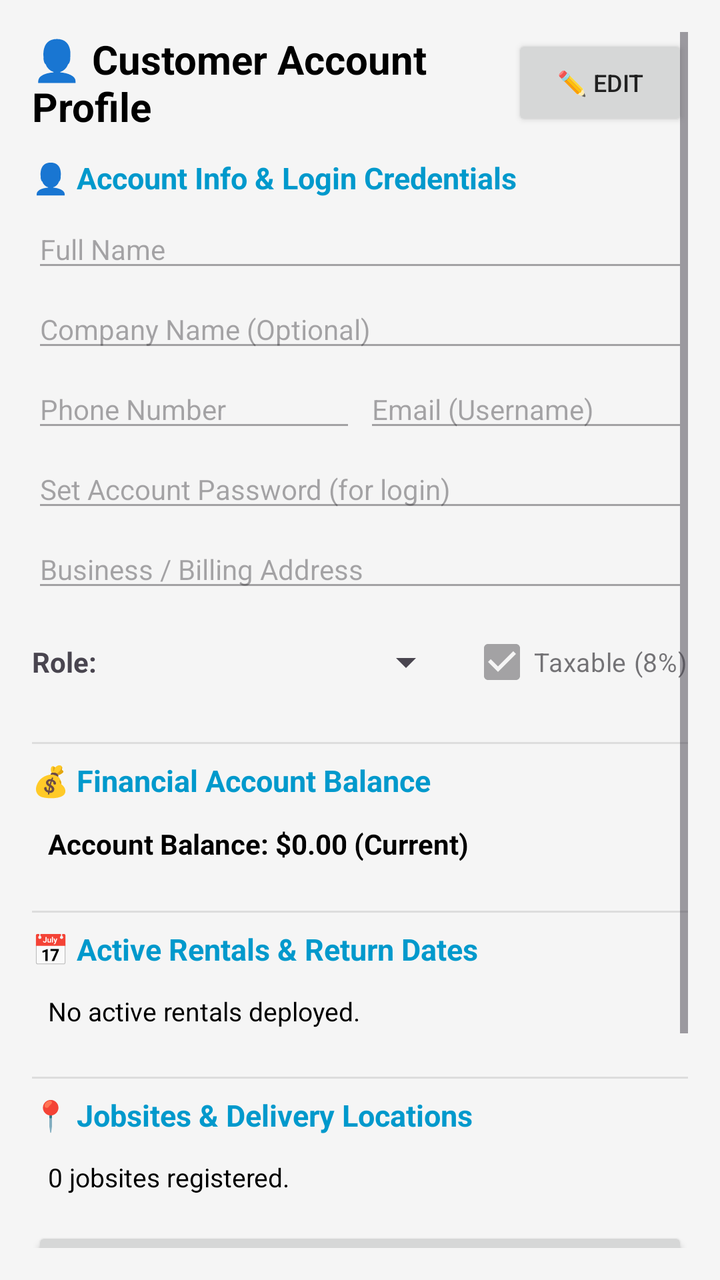
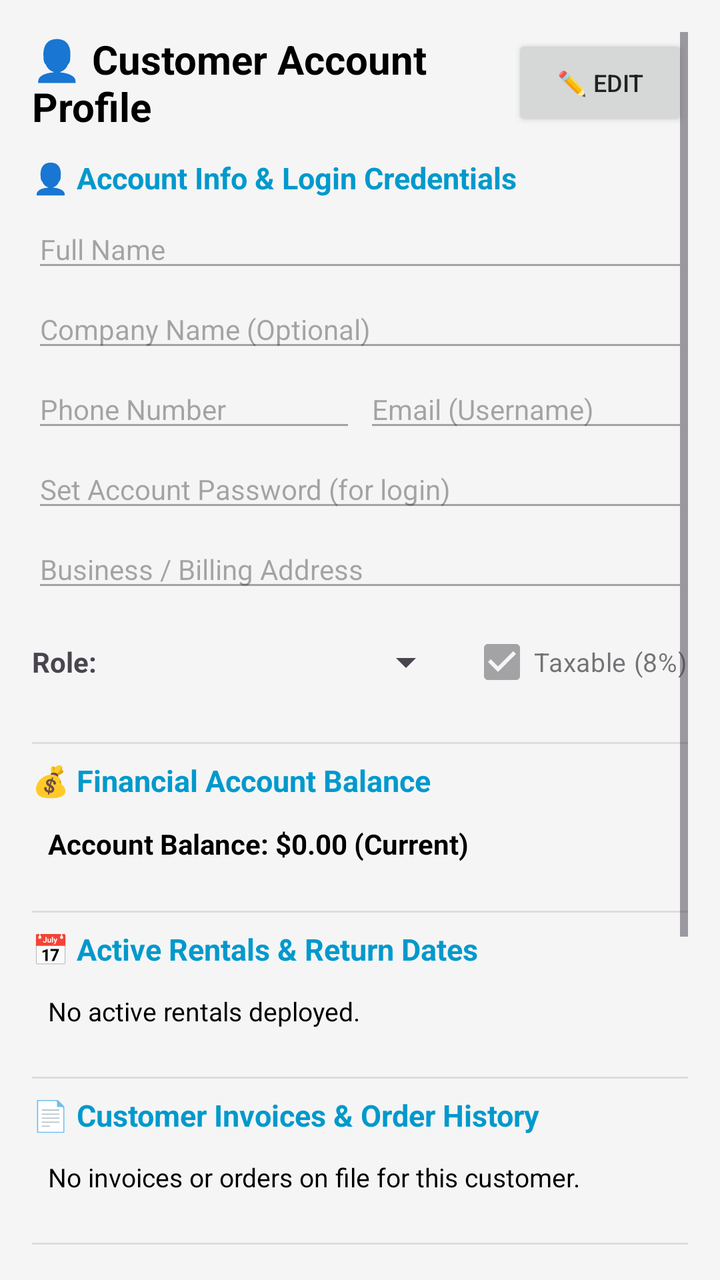

Compare the two renders of this Android layout. The source of the first and the diff that turns it into the second are given below.
<!-- AndroidManifest.xml: application theme Theme.SecureAFenceAdministrator -->
<!-- res/layout/dialog_customer_details.xml -->
<?xml version="1.0" encoding="utf-8"?>
<ScrollView xmlns:android="http://schemas.android.com/apk/res/android"
    android:layout_width="match_parent"
    android:layout_height="wrap_content"
    android:padding="16dp">

    <LinearLayout
        android:layout_width="match_parent"
        android:layout_height="wrap_content"
        android:orientation="vertical">

        
        <LinearLayout
            android:layout_width="match_parent"
            android:layout_height="wrap_content"
            android:orientation="horizontal"
            android:gravity="center_vertical"
            android:layout_marginBottom="12dp">

            <TextView
                android:id="@+id/tvCustomerDialogTitle"
                android:layout_width="0dp"
                android:layout_height="wrap_content"
                android:layout_weight="1"
                android:text="👤 Customer Account Profile"
                android:textSize="20sp"
                android:textStyle="bold"
                android:textColor="@android:color/black"/>

            <Button
                android:id="@+id/btnEnableCustomerEditing"
                android:layout_width="wrap_content"
                android:layout_height="wrap_content"
                android:text="✏️ Edit"
                android:textSize="12sp"/>
        </LinearLayout>

        
        <TextView
            android:layout_width="match_parent"
            android:layout_height="wrap_content"
            android:text="👤 Account Info &amp; Login Credentials"
            android:textSize="15sp"
            android:textStyle="bold"
            android:textColor="@android:color/holo_blue_dark"
            android:layout_marginBottom="6dp"/>

        <EditText
            android:id="@+id/etCustomerName"
            android:layout_width="match_parent"
            android:layout_height="wrap_content"
            android:hint="Full Name"
            android:inputType="textPersonName"
            android:textSize="14sp"
            android:enabled="false"
            android:layout_marginBottom="4dp"/>

        <EditText
            android:id="@+id/etCustomerCompany"
            android:layout_width="match_parent"
            android:layout_height="wrap_content"
            android:hint="Company Name (Optional)"
            android:inputType="text"
            android:textSize="14sp"
            android:enabled="false"
            android:layout_marginBottom="4dp"/>

        <LinearLayout
            android:layout_width="match_parent"
            android:layout_height="wrap_content"
            android:orientation="horizontal"
            android:layout_marginBottom="4dp">

            <EditText
                android:id="@+id/etCustomerPhone"
                android:layout_width="0dp"
                android:layout_height="wrap_content"
                android:layout_weight="1"
                android:hint="Phone Number"
                android:inputType="phone"
                android:textSize="14sp"
                android:enabled="false"
                android:layout_marginEnd="4dp"/>

            <EditText
                android:id="@+id/etCustomerEmail"
                android:layout_width="0dp"
                android:layout_height="wrap_content"
                android:layout_weight="1"
                android:hint="Email (Username)"
                android:inputType="textEmailAddress"
                android:textSize="14sp"
                android:enabled="false"/>
        </LinearLayout>

        <EditText
            android:id="@+id/etCustomerPassword"
            android:layout_width="match_parent"
            android:layout_height="wrap_content"
            android:hint="Set Account Password (for login)"
            android:inputType="textPassword"
            android:textSize="14sp"
            android:enabled="false"
            android:layout_marginBottom="4dp"/>

        <EditText
            android:id="@+id/etBusinessAddress"
            android:layout_width="match_parent"
            android:layout_height="wrap_content"
            android:hint="Business / Billing Address"
            android:inputType="textPostalAddress"
            android:textSize="14sp"
            android:enabled="false"
            android:layout_marginBottom="6dp"/>

        <LinearLayout
            android:layout_width="match_parent"
            android:layout_height="wrap_content"
            android:orientation="horizontal"
            android:gravity="center_vertical"
            android:layout_marginBottom="8dp">

            <TextView
                android:layout_width="wrap_content"
                android:layout_height="wrap_content"
                android:text="Role: "
                android:textSize="14sp"
                android:textStyle="bold"
                android:layout_marginEnd="4dp"/>

            <Spinner
                android:id="@+id/spCustomerRole"
                android:layout_width="0dp"
                android:layout_height="wrap_content"
                android:layout_weight="1"
                android:enabled="false"
                android:layout_marginEnd="8dp"/>

            <CheckBox
                android:id="@+id/cbCustomerTaxable"
                android:layout_width="wrap_content"
                android:layout_height="wrap_content"
                android:text="Taxable (8%)"
                android:checked="true"
                android:textSize="13sp"
                android:enabled="false"/>
        </LinearLayout>

        <View
            android:layout_width="match_parent"
            android:layout_height="1dp"
            android:background="#DDDDDD"
            android:layout_marginVertical="8dp"/>

        
        <TextView
            android:layout_width="match_parent"
            android:layout_height="wrap_content"
            android:text="💰 Financial Account Balance"
            android:textSize="15sp"
            android:textStyle="bold"
            android:textColor="@android:color/holo_blue_dark"
            android:layout_marginBottom="4dp"/>

        <TextView
            android:id="@+id/tvAccountBalance"
            android:layout_width="match_parent"
            android:layout_height="wrap_content"
            android:text="Account Balance: $0.00 (Current)"
            android:textSize="14sp"
            android:textStyle="bold"
            android:textColor="@android:color/black"
            android:background="#F5F5F5"
            android:padding="8dp"
            android:layout_marginBottom="8dp"/>

        <View
            android:layout_width="match_parent"
            android:layout_height="1dp"
            android:background="#DDDDDD"
            android:layout_marginVertical="8dp"/>

        
        <TextView
            android:layout_width="match_parent"
            android:layout_height="wrap_content"
            android:text="📅 Active Rentals &amp; Return Dates"
            android:textSize="15sp"
            android:textStyle="bold"
            android:textColor="@android:color/holo_blue_dark"
            android:layout_marginBottom="4dp"/>

        <TextView
            android:id="@+id/tvCustomerRentalsSummary"
            android:layout_width="match_parent"
            android:layout_height="wrap_content"
            android:text="No active rentals deployed."
            android:textSize="13sp"
            android:textColor="@android:color/black"
            android:background="#F5F5F5"
            android:padding="8dp"
            android:layout_marginBottom="8dp"/>

        <View
            android:layout_width="match_parent"
            android:layout_height="1dp"
            android:background="#DDDDDD"
            android:layout_marginVertical="8dp"/>

        
        <TextView
            android:layout_width="match_parent"
            android:layout_height="wrap_content"
            android:text="📍 Jobsites &amp; Delivery Locations"
            android:textSize="15sp"
            android:textStyle="bold"
            android:textColor="@android:color/holo_blue_dark"
            android:layout_marginBottom="4dp"/>

        <TextView
            android:id="@+id/tvCustomerJobsitesSummary"
            android:layout_width="match_parent"
            android:layout_height="wrap_content"
            android:text="0 jobsites registered."
            android:textSize="13sp"
            android:textColor="@android:color/black"
            android:background="#F5F5F5"
            android:padding="8dp"
            android:layout_marginBottom="8dp"/>

        <Button
            android:id="@+id/btnManageJobsites"
            android:layout_width="match_parent"
            android:layout_height="wrap_content"
            android:text="📍 Manage Customer Jobsites"
            android:textSize="12sp"
            android:layout_marginBottom="12dp"/>

        
        <Button
            android:id="@+id/btnSaveCustomerChanges"
            android:layout_width="match_parent"
            android:layout_height="wrap_content"
            android:text="💾 Save Customer Profile Changes"
            android:textStyle="bold"
            android:textSize="13sp"
            android:enabled="false"
            android:layout_marginBottom="8dp"/>

        <Button
            android:id="@+id/btnDeleteCustomer"
            android:layout_width="match_parent"
            android:layout_height="wrap_content"
            android:text="🗑️ Delete Customer Account"
            android:textColor="@android:color/white"
            android:backgroundTint="@android:color/holo_red_dark"
            android:textSize="12sp"/>

    </LinearLayout>
</ScrollView>
<!-- resources referenced by this layout -->
<resources>
  <style name="Theme.SecureAFenceAdministrator" parent="Theme.Material3.Light.NoActionBar">
          <item name="colorPrimary">@color/primary_blue</item>
          <item name="android:textColorPrimary">@color/text_dark</item>
          <item name="android:windowBackground">@color/background_light</item>
      </style>
  <color name="primary_blue">#FF0D47A1</color>
  <color name="text_dark">#FF212121</color>
  <color name="background_light">#FFF5F5F5</color>
</resources>

<!-- the commit's change to res/layout/dialog_customer_details.xml (unified diff, before → after) -->
@@ -211,6 +211,40 @@
         <TextView
             android:layout_width="match_parent"
             android:layout_height="wrap_content"
+            android:text="📄 Customer Invoices &amp; Order History"
+            android:textSize="15sp"
+            android:textStyle="bold"
+            android:textColor="@android:color/holo_blue_dark"
+            android:layout_marginBottom="4dp"/>
+
+        <LinearLayout
+            android:id="@+id/llCustomerInvoicesContainer"
+            android:layout_width="match_parent"
+            android:layout_height="wrap_content"
+            android:orientation="vertical"
+            android:layout_marginBottom="8dp">
+
+            <TextView
+                android:id="@+id/tvCustomerInvoicesSummary"
+                android:layout_width="match_parent"
+                android:layout_height="wrap_content"
+                android:text="No invoices or orders on file for this customer."
+                android:textSize="13sp"
+                android:textColor="@android:color/black"
+                android:background="#F5F5F5"
+                android:padding="8dp"/>
+        </LinearLayout>
+
+        <View
+            android:layout_width="match_parent"
+            android:layout_height="1dp"
+            android:background="#DDDDDD"
+            android:layout_marginVertical="8dp"/>
+
+        
+        <TextView
+            android:layout_width="match_parent"
+            android:layout_height="wrap_content"
             android:text="📍 Jobsites &amp; Delivery Locations"
             android:textSize="15sp"
             android:textStyle="bold"
